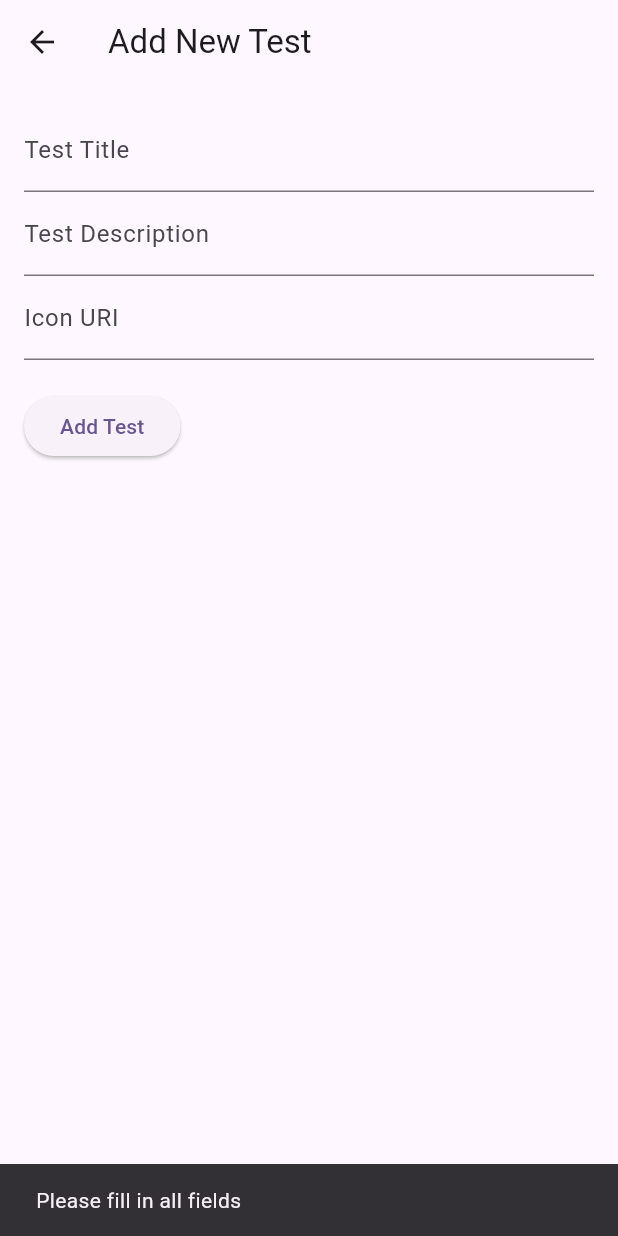
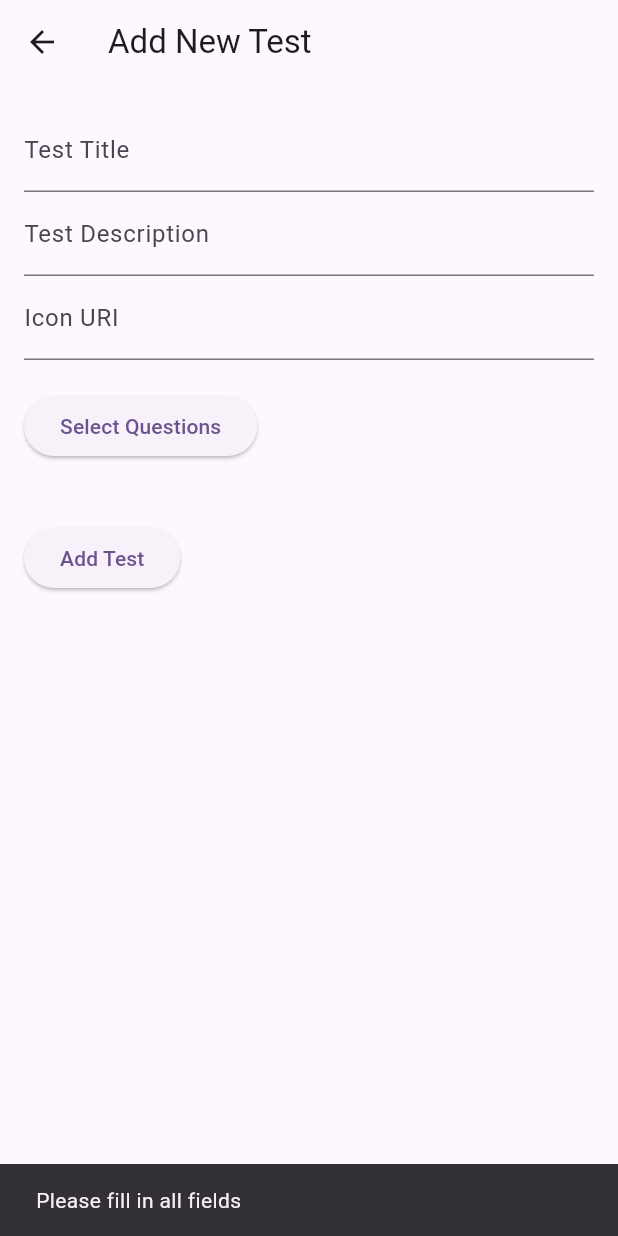
Before and after one commit to Jaian25/drzflutter, a Flutter app: the AddTestPage screen opened directly, after a tap on "Add Test", on a phone screen of 412 x 824 dp. Run offline on Flutter 3.47's test engine with Material 3 defaults, Android fonts, the phone set to English and light mode, and no system bars; our stand-ins replace animated_splash_screen, firebase_core, firebase_database, lottie; accounts and stored records are empty.

Commit message:
Add test page modified to add questions in a test

```diff
--- a/drzedapp/lib/views/admin/testPanel/add_test_page.dart
+++ b/drzedapp/lib/views/admin/testPanel/add_test_page.dart
@@ -1,9 +1,11 @@
-// add_test_page.dart
 import 'package:flutter/material.dart';
 import '../../../data/client/firebase_db_client.dart';
 import '../../../models/test.dart';
+import '../../../models/question.dart';
 import '../../../domain/usecases/test_use_case.dart';
+import '../../../domain/usecases/question_use_case.dart';
 import '../../../data/repository/test_repository.dart';
+import '../../../data/repository/question_repository.dart';
 
 class AddTestPage extends StatefulWidget {
   const AddTestPage({super.key});
@@ -18,12 +20,26 @@ class _AddTestPageState extends State<AddTestPage> {
   final TextEditingController _iconUriController = TextEditingController();
 
   late TestUseCase _testUseCase;
+  late QuestionUseCase _questionUseCase;
+
+  List<Question> _questions = [];
+  List<String> _selectedQuestions = [];
 
   @override
   void initState() {
     super.initState();
-    final testRepository = FirebaseDbClient(); // Initialize with your actual repository
+    final testRepository = FirebaseDbClient();
     _testUseCase = TestUseCase(testRepository);
+    final questionRepository = FirebaseDbClient();
+    _questionUseCase = QuestionUseCase(questionRepository);
+    _fetchQuestions();
+  }
+
+  Future<void> _fetchQuestions() async {
+    final questions = await _questionUseCase.getQuestions();
+    setState(() {
+      _questions = questions;
+    });
   }
 
   Future<void> _submitForm() async {
@@ -32,7 +48,6 @@ class _AddTestPageState extends State<AddTestPage> {
     final iconUri = _iconUriController.text;
 
     if (title.isEmpty || description.isEmpty || iconUri.isEmpty) {
-      // Show a snackbar or alert if fields are empty
       ScaffoldMessenger.of(context).showSnackBar(
         const SnackBar(content: Text("Please fill in all fields")),
       );
@@ -41,11 +56,11 @@ class _AddTestPageState extends State<AddTestPage> {
 
     // Create a new test object
     final newTest = Test(
-      id: DateTime.now().millisecondsSinceEpoch.toString(), // Unique ID
+      id: DateTime.now().millisecondsSinceEpoch.toString(),
       iconUri: iconUri,
       title: title,
       description: description,
-      questionariesId: [],
+      questionariesId: _selectedQuestions,
     );
 
     // Add the new test
@@ -53,6 +68,60 @@ class _AddTestPageState extends State<AddTestPage> {
 
     // Redirect back to the TestListPage
     Navigator.pop(context, true);
+  }
+
+  Future<void> _showAddQuestionsDialog() async {
+    final selectedQuestionIds = await showDialog<List<String>>(
+      context: context,
+      builder: (context) {
+        return AlertDialog(
+          title: const Text('Select Questions'),
+          content: StatefulBuilder(
+            builder: (context, setState) {
+              return SingleChildScrollView(
+                child: Column(
+                  children: _questions.map((question) {
+                    return CheckboxListTile(
+                      title: Text(question.text),
+                      value: _selectedQuestions.contains(question.id),
+                      onChanged: (bool? value) {
+                        setState(() {
+                          if (value == true) {
+                            _selectedQuestions.add(question.id);
+                          } else {
+                            _selectedQuestions.remove(question.id);
+                          }
+                        });
+                      },
+                    );
+                  }).toList(),
+                ),
+              );
+            },
+          ),
+          actions: [
+            TextButton(
+              onPressed: () {
+                Navigator.pop(context, _selectedQuestions);
+              },
+              child: const Text('Done'),
+            ),
+          ],
+        );
+      },
+    );
+
+    if (selectedQuestionIds != null) {
+      setState(() {
+        _selectedQuestions = selectedQuestionIds;
+      });
+    }
+  }
+
+  void _removeQuestion(String questionId) {
+    setState(() {
+      _selectedQuestions.remove(questionId);
+    });
   }
 
   @override
@@ -80,6 +149,41 @@ class _AddTestPageState extends State<AddTestPage> {
             ),
             const SizedBox(height: 20),
             ElevatedButton(
+              onPressed: _showAddQuestionsDialog,
+              child: const Text('Select Questions'),
+            ),
+            const SizedBox(height: 20),
+            // Show selected questions in cards
+            if (_selectedQuestions.isNotEmpty)
+              Padding(
+                padding: const EdgeInsets.only(top: 16.0),
+                child: Column(
+                  crossAxisAlignment: CrossAxisAlignment.start,
+                  children: [
+                    const Text('Selected Questions:'),
+                    for (var questionId in _selectedQuestions)
+                      Padding(
+                        padding: const EdgeInsets.symmetric(vertical: 4.0),
+                        child: Card(
+                          elevation: 3,
+                          child: ListTile(
+                            contentPadding: const EdgeInsets.all(10.0),
+                            title: Text(
+                              _questions.firstWhere((q) => q.id == questionId).text,
+                              style: const TextStyle(fontSize: 16),
+                            ),
+                            trailing: IconButton(
+                              icon: const Icon(Icons.close, color: Colors.red),
+                              onPressed: () => _removeQuestion(questionId),
+                            ),
+                          ),
+                        ),
+                      ),
+                  ],
+                ),
+              ),
+            const SizedBox(height: 20),
+            ElevatedButton(
               onPressed: _submitForm,
               child: const Text('Add Test'),
             ),
--- a/drzedapp/lib/views/splash_screen.dart
+++ b/drzedapp/lib/views/splash_screen.dart
@@ -1,5 +1,6 @@
 import 'package:drzedapp/views/admin/questionPanel/question_list_page.dart';
 import 'package:drzedapp/views/admin/testPanel/test_list_page.dart';
+import 'package:drzedapp/views/home/home_page.dart';
 import 'package:flutter/material.dart';
 import 'package:animated_splash_screen/animated_splash_screen.dart';
 import 'package:lottie/lottie.dart';
@@ -25,7 +26,7 @@ class SplashScreen extends StatelessWidget{
           ],
         ),
       ),
-      //nextScreen: const HomePage(title: "Dr Zed",),
+      // nextScreen: const HomePage(title: "Dr Zed",),
       nextScreen: TestListPage(),
       duration: 100,
       backgroundColor: Colors.white70,
```
